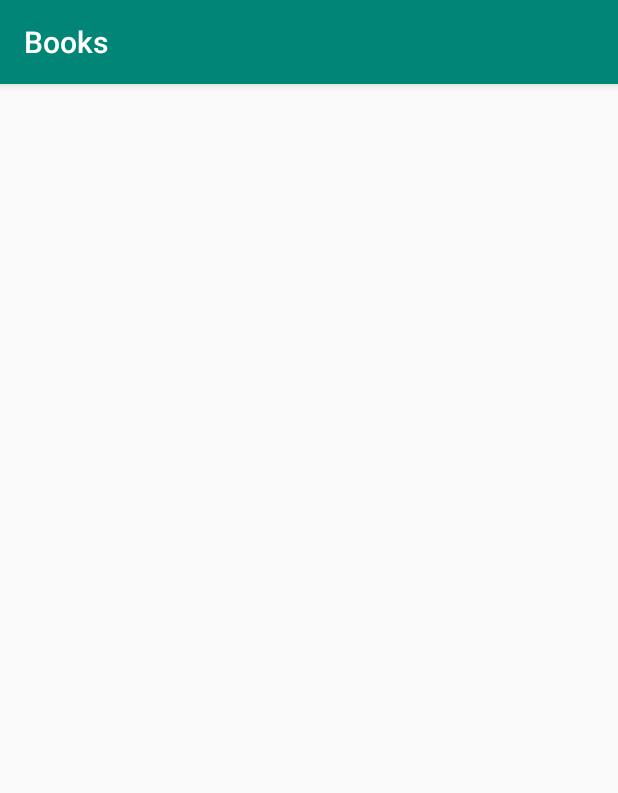
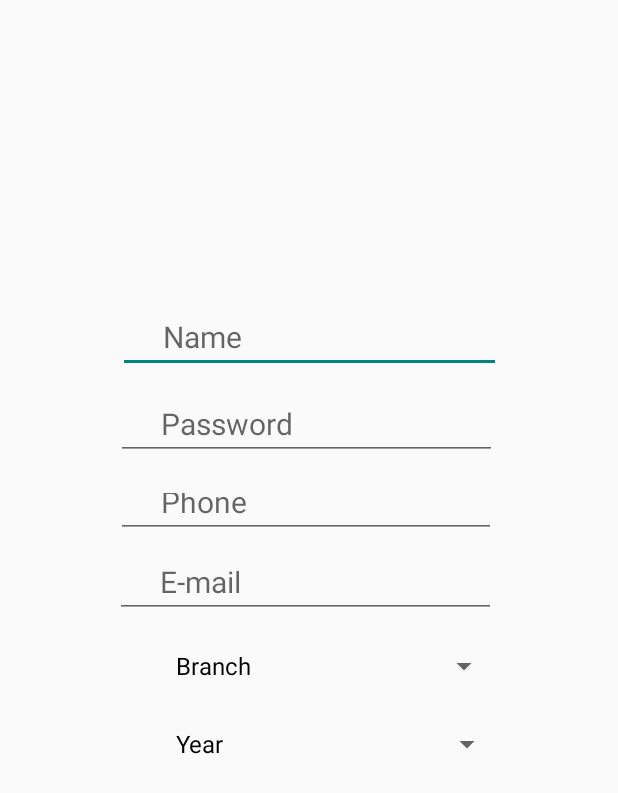
Before and after one commit to ajinkya48765/Book-It, an Android app: the sign_up screen opened directly, with no data from a screen before it, on a phone screen of 412 x 824 dp. Shown: the top 793 px of the screen. Run offline under Robolectric (Android 15) with nearby library versions, the phone set to English and light mode, and no system bars.

```diff
--- a/app/src/main/AndroidManifest.xml
+++ b/app/src/main/AndroidManifest.xml
@@ -9,7 +9,10 @@
         android:roundIcon="@mipmap/ic_launcher_round"
         android:supportsRtl="true"
         android:theme="@style/AppTheme">
-        <activity android:name=".sign_up"></activity>
+        <activity android:name=".sign_up"
+            android:theme="@style/Theme.AppCompat.Light.NoActionBar">
+
+        </activity>
         <activity android:name=".sell_purchase" />
         <activity android:name=".MainActivity" />
         <activity
--- a/app/src/main/java/com/example/books/sign_up.java
+++ b/app/src/main/java/com/example/books/sign_up.java
@@ -6,6 +6,8 @@ import android.content.Intent;
 import android.os.Bundle;
 import android.os.Handler;
 import android.view.View;
+import android.widget.ArrayAdapter;
+import android.widget.Spinner;
 
 public class sign_up extends AppCompatActivity {
 
@@ -13,6 +15,15 @@ public class sign_up extends AppCompatActivity {
     protected void onCreate(Bundle savedInstanceState) {
         super.onCreate(savedInstanceState);
         setContentView(R.layout.activity_sign_up);
+        Spinner branch =(Spinner)findViewById(R.id.branch);
+        ArrayAdapter<CharSequence> adapter=ArrayAdapter.createFromResource(this,R.array.list_branch,android.R.layout.simple_spinner_dropdown_item);
+        adapter.setDropDownViewResource(android.R.layout.simple_spinner_dropdown_item);
+        branch.setAdapter(adapter);
+
+        Spinner year =(Spinner)findViewById(R.id.year);
+        ArrayAdapter<CharSequence> adapter2=ArrayAdapter.createFromResource(this,R.array.list_year,android.R.layout.simple_spinner_dropdown_item);
+        adapter.setDropDownViewResource(android.R.layout.simple_spinner_dropdown_item);
+        year.setAdapter(adapter2);
     }
 
 
--- a/app/src/main/res/layout/activity_sign_up.xml
+++ b/app/src/main/res/layout/activity_sign_up.xml
@@ -7,5 +7,89 @@
     tools:context=".sign_up">
 
 
+    <EditText
+        android:id="@+id/editText2"
+        android:layout_width="255dp"
+        android:layout_height="42dp"
+        android:layout_marginBottom="12dp"
+        android:ems="10"
+        android:hint="Name"
+        android:inputType="textPersonName"
+        android:paddingLeft="30dp"
+        android:textSize="20dp"
+        app:layout_constraintBottom_toTopOf="@+id/editText3"
+        app:layout_constraintEnd_toEndOf="parent"
+        app:layout_constraintStart_toStartOf="parent"
+        app:layout_constraintTop_toTopOf="parent"
+        app:layout_constraintVertical_bias="0.982" />
+
+    <EditText
+        android:id="@+id/editText3"
+        android:layout_width="254dp"
+        android:layout_height="42dp"
+
+        android:layout_marginBottom="12dp"
+        android:ems="10"
+        android:hint="Password"
+        android:inputType="textPassword"
+        android:paddingLeft="30dp"
+        android:textSize="20dp"
+        app:layout_constraintBottom_toTopOf="@+id/editText4"
+        app:layout_constraintEnd_toEndOf="parent"
+        app:layout_constraintHorizontal_bias="0.49"
+        app:layout_constraintStart_toStartOf="parent" />
+
+    <Spinner
+        android:id="@+id/branch"
+        android:layout_width="254dp"
+        android:layout_height="40dp"
+        android:layout_marginBottom="12dp"
+        android:paddingLeft="30dp"
+        android:textSize="20dp"
+        app:layout_constraintBottom_toTopOf="@+id/year"
+        app:layout_constraintEnd_toEndOf="parent"
+        app:layout_constraintStart_toStartOf="parent" />
+
+    <Spinner
+        android:id="@+id/year"
+        android:layout_width="256dp"
+        android:layout_height="40dp"
+        android:layout_marginBottom="308dp"
+        android:paddingLeft="30dp"
+        android:textSize="20dp"
+        app:layout_constraintBottom_toBottomOf="parent"
+        app:layout_constraintEnd_toEndOf="parent"
+        app:layout_constraintHorizontal_bias="0.509"
+        app:layout_constraintStart_toStartOf="parent" />
+
+    <EditText
+        android:id="@+id/editText4"
+        android:layout_width="253dp"
+        android:layout_height="40dp"
+        android:layout_marginBottom="12dp"
+        android:ems="10"
+        android:hint="Phone"
+        android:inputType="phone"
+        android:paddingLeft="30dp"
+        android:textSize="20dp"
+        app:layout_constraintBottom_toTopOf="@+id/editText5"
+        app:layout_constraintEnd_toEndOf="parent"
+        app:layout_constraintHorizontal_bias="0.487"
+        app:layout_constraintStart_toStartOf="parent" />
+
+    <EditText
+        android:id="@+id/editText5"
+        android:layout_width="254dp"
+        android:layout_height="41dp"
+        android:layout_marginBottom="12dp"
+        android:ems="10"
+        android:hint="E-mail"
+        android:inputType="textEmailAddress"
+        android:paddingLeft="30dp"
+        android:textSize="20dp"
+        app:layout_constraintBottom_toTopOf="@+id/branch"
+        app:layout_constraintEnd_toEndOf="parent"
+        app:layout_constraintHorizontal_bias="0.484"
+        app:layout_constraintStart_toStartOf="parent" />
 
 </androidx.constraintlayout.widget.ConstraintLayout>
--- a/app/src/main/res/values/strings.xml
+++ b/app/src/main/res/values/strings.xml
@@ -10,4 +10,19 @@
     <string name="invalid_password">Password must be >5 characters</string>
     <string name="login_failed">"Login failed"</string>
     <string name="title_activity_login">Sign in</string>
+    <string-array name="list_branch">
+        <item>Branch</item>
+        <item>COMPUTER</item>
+        <item>IT</item>
+        <item>ENTC</item>
+        <item>ELECTRICAL</item>
+        <item>INSTUMENTATION</item>
+    </string-array>
+    <string-array name="list_year">
+        <item>Year</item>
+        <item>FE</item>
+        <item>SE</item>
+        <item>TE</item>
+        <item>BE</item>
+    </string-array>
 </resources>
```
